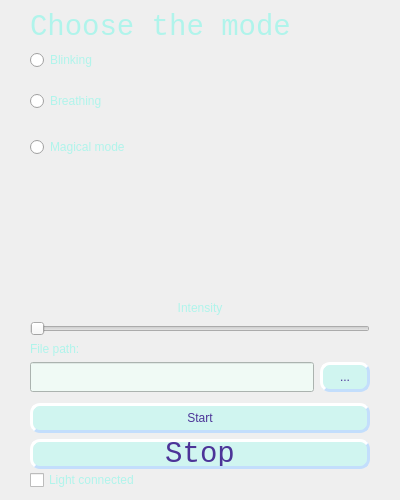
Above: mainwindow.ui from oleg626/MagicaLLight before the change. Below: the same form after it.
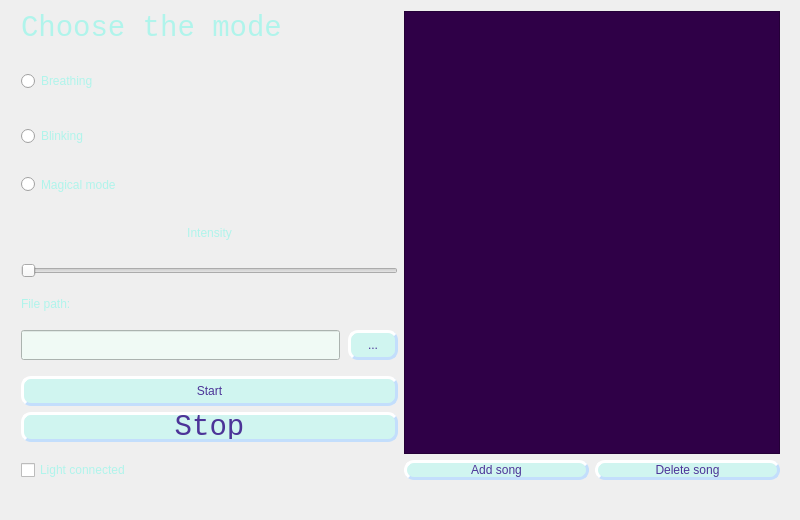
That is the form after the change. Icons and pictures are not drawn.

Commit message: added add/delete song button

Patch:
```diff
--- a/mainwindow.ui
+++ b/mainwindow.ui
@@ -6,8 +6,8 @@
    <rect>
     <x>0</x>
     <y>0</y>
-    <width>400</width>
-    <height>500</height>
+    <width>800</width>
+    <height>520</height>
    </rect>
   </property>
   <property name="sizePolicy">
@@ -18,14 +18,14 @@
   </property>
   <property name="minimumSize">
    <size>
-    <width>400</width>
+    <width>800</width>
     <height>500</height>
    </size>
   </property>
   <property name="maximumSize">
    <size>
-    <width>400</width>
-    <height>500</height>
+    <width>800</width>
+    <height>520</height>
    </size>
   </property>
   <property name="font">
@@ -104,21 +104,14 @@
 	
 	font: 75 22pt &quot;Consolas&quot;;
 }
-QPushButton#push_button { background-color: red; }
-QPushButton#push_button:hover { background-color: white; }
-QPushButton#num {
-    image: url(C:/Users/oleg6/Documents/MagicaLLights/images/b1.png);
-    border-top-right-radius: 4px;
-    border-bottom-right-radius: 4px;
-    height: 100px;
-    width: 100px;
+
+QTableWidget
+{
+	font: 75 22pt &quot;Consolas&quot;;
+	background-color:rgb(76, 52, 152);
+	color:rgb(176, 244, 235);
 }
-QPushButton#num:hover {
-    image: url(C:/Users/oleg6/Documents/MagicaLLights/images/b3.png);
-}
-QPushButton#num:pressed {
-    image: url(C:/Users/oleg6/Documents/MagicaLLights/images/b2.png);
-}
+
 
 </string>
   </property>
@@ -131,14 +124,14 @@
    </property>
    <property name="minimumSize">
     <size>
-     <width>400</width>
+     <width>800</width>
      <height>500</height>
     </size>
    </property>
    <property name="maximumSize">
     <size>
-     <width>400</width>
-     <height>500</height>
+     <width>800</width>
+     <height>1000</height>
     </size>
    </property>
    <property name="font">
@@ -149,20 +142,22 @@
      <bold>true</bold>
     </font>
    </property>
-   <layout class="QVBoxLayout" name="verticalLayout">
-    <property name="leftMargin">
-     <number>30</number>
+   <widget class="QWidget" name="horizontalLayoutWidget">
+    <property name="geometry">
+     <rect>
+      <x>10</x>
+      <y>0</y>
+      <width>781</width>
+      <height>491</height>
+     </rect>
     </property>
-    <property name="topMargin">
-     <number>10</number>
-    </property>
-    <property name="rightMargin">
-     <number>30</number>
-    </property>
-    <property name="bottomMargin">
-     <number>10</number>
-    </property>
-    <item alignment="Qt::AlignTop">
+    <layout class="QHBoxLayout" name="horizontalLayout">
+     <item>
+      <layout class="QVBoxLayout" name="verticalLayout" stretch="0,0,0,0,0,0,0,0,0,0,0">
+       <property name="spacing">
+        <number>11</number>
+       </property>
+       <item>
      <widget class="QLabel" name="chooseMode_label">
       <property name="sizePolicy">
        <sizepolicy hsizetype="Maximum" vsizetype="Maximum">
@@ -184,6 +179,25 @@
       </property>
      </widget>
     </item>
+       <item>
+        <widget class="QRadioButton" name="breathing_radioButton">
+         <property name="minimumSize">
+          <size>
+           <width>0</width>
+           <height>50</height>
+          </size>
+         </property>
+         <property name="maximumSize">
+          <size>
+           <width>16777215</width>
+           <height>50</height>
+          </size>
+         </property>
+         <property name="text">
+          <string>Breathing</string>
+         </property>
+        </widget>
+       </item>
     <item>
      <widget class="QRadioButton" name="blinking_radioButton">
       <property name="sizePolicy">
@@ -209,25 +223,6 @@
       </property>
      </widget>
     </item>
-    <item>
-     <widget class="QRadioButton" name="breathing_radioButton">
-      <property name="minimumSize">
-       <size>
-        <width>0</width>
-        <height>50</height>
-       </size>
-      </property>
-      <property name="maximumSize">
-       <size>
-        <width>16777215</width>
-        <height>50</height>
-       </size>
-      </property>
-      <property name="text">
-       <string>Breathing</string>
-      </property>
-     </widget>
-    </item>
     <item>
      <widget class="QRadioButton" name="magic_radioButton">
       <property name="minimumSize">
@@ -247,21 +242,23 @@
       </property>
      </widget>
     </item>
-    <item>
-     <spacer name="verticalSpacer">
-      <property name="orientation">
-       <enum>Qt::Vertical</enum>
-      </property>
-      <property name="sizeHint" stdset="0">
-       <size>
-        <width>20</width>
-        <height>40</height>
-       </size>
-      </property>
-     </spacer>
-    </item>
     <item>
      <widget class="QLabel" name="intensity_label">
+         <property name="enabled">
+          <bool>true</bool>
+         </property>
+         <property name="sizePolicy">
+          <sizepolicy hsizetype="Preferred" vsizetype="Preferred">
+           <horstretch>0</horstretch>
+           <verstretch>0</verstretch>
+          </sizepolicy>
+         </property>
+         <property name="maximumSize">
+          <size>
+           <width>16777215</width>
+           <height>50</height>
+          </size>
+         </property>
       <property name="text">
        <string>Intensity</string>
       </property>
@@ -282,13 +279,22 @@
     </item>
     <item>
      <widget class="QLabel" name="filePath_label">
+         <property name="maximumSize">
+          <size>
+           <width>16777215</width>
+           <height>30</height>
+          </size>
+         </property>
       <property name="text">
        <string>File path:</string>
       </property>
      </widget>
     </item>
     <item>
-     <layout class="QHBoxLayout" name="horizontalLayout">
+        <layout class="QHBoxLayout" name="horizontalLayout_7">
+         <property name="spacing">
+          <number>8</number>
+         </property>
       <item>
        <widget class="QLineEdit" name="file_name_lineEdit">
         <property name="sizePolicy">
@@ -375,7 +381,7 @@
       </property>
      </widget>
     </item>
-    <item>
+       <item alignment="Qt::AlignTop">
      <widget class="QPushButton" name="stop_button">
       <property name="minimumSize">
        <size>
@@ -386,7 +392,7 @@
       <property name="maximumSize">
        <size>
         <width>16777215</width>
-        <height>20</height>
+           <height>30</height>
        </size>
       </property>
       <property name="font">
@@ -420,6 +426,44 @@
      </widget>
     </item>
    </layout>
+     </item>
+     <item>
+      <layout class="QVBoxLayout" name="verticalLayout_3">
+       <item>
+        <widget class="QTableWidget" name="PlayList">
+         <property name="sizePolicy">
+          <sizepolicy hsizetype="Expanding" vsizetype="Expanding">
+           <horstretch>0</horstretch>
+           <verstretch>0</verstretch>
+          </sizepolicy>
+         </property>
+         <property name="styleSheet">
+          <string notr="true">background-color: rgb(47, 0, 71);</string>
+         </property>
+        </widget>
+       </item>
+       <item>
+        <layout class="QHBoxLayout" name="horizontalLayout_11">
+         <item>
+          <widget class="QPushButton" name="AddSong">
+           <property name="text">
+            <string>Add song</string>
+           </property>
+          </widget>
+         </item>
+         <item>
+          <widget class="QPushButton" name="DeleteSong">
+           <property name="text">
+            <string>Delete song</string>
+           </property>
+          </widget>
+         </item>
+        </layout>
+       </item>
+      </layout>
+     </item>
+    </layout>
+   </widget>
   </widget>
   <widget class="QMenuBar" name="menuBar">
    <property name="geometry">
```
Left out of the diff: 4 changed lines with no effect on the pictures. Lines whose indentation alone changed are shown as unchanged. The commit also changes 6 other files.
